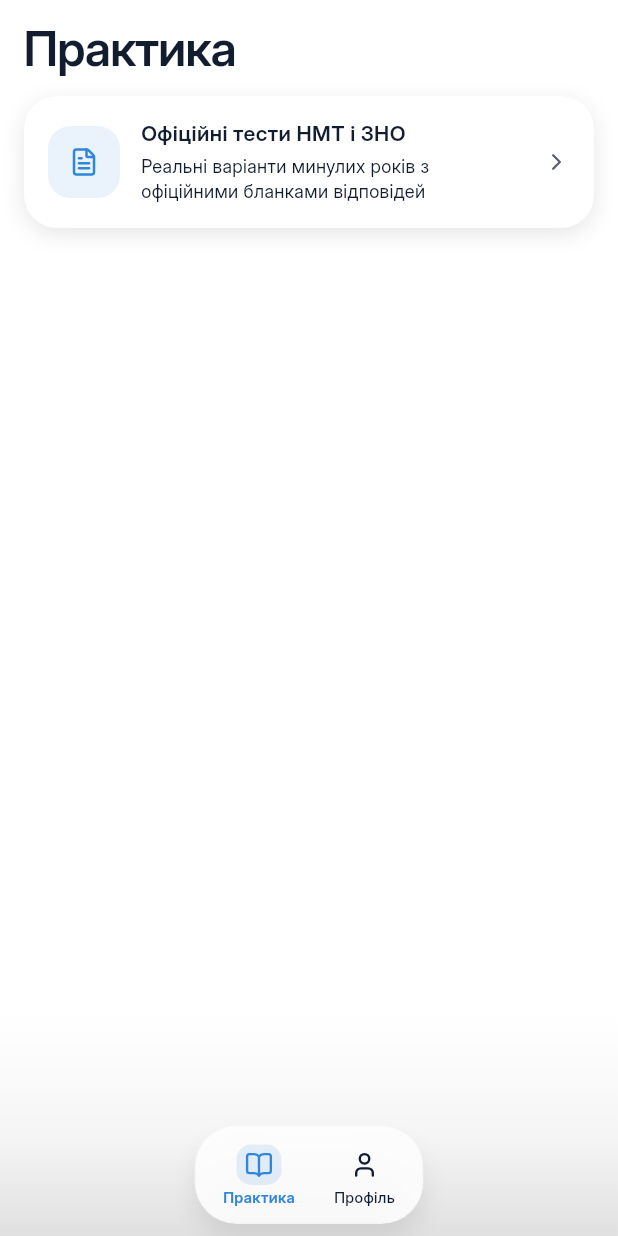
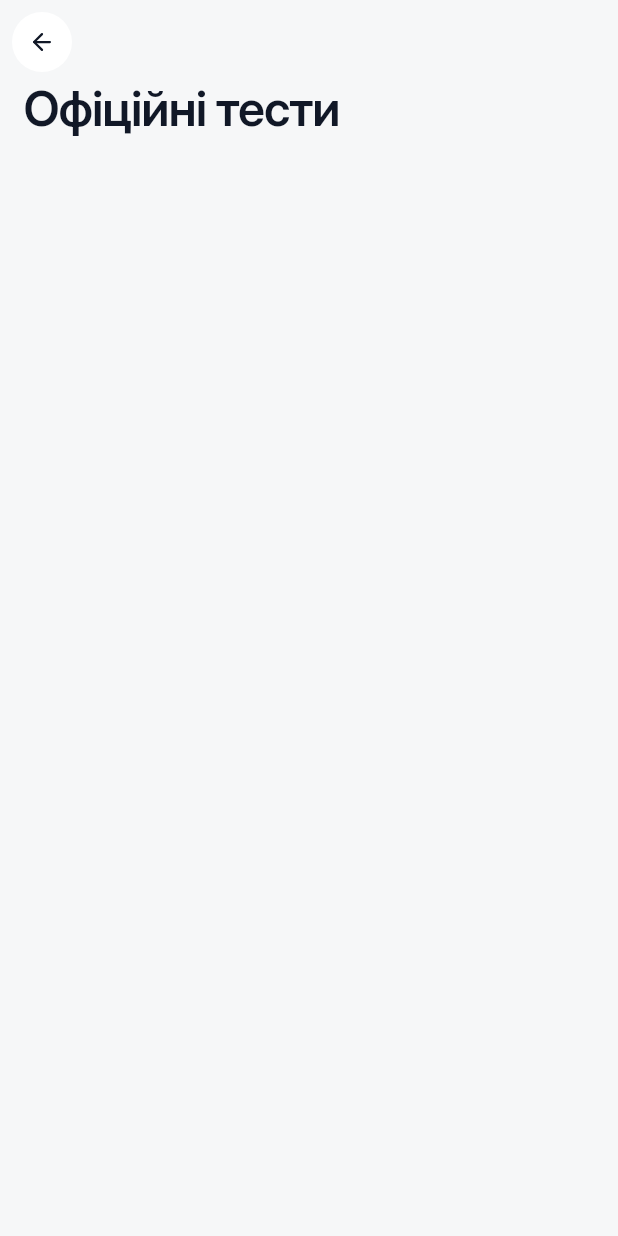
Before and after one commit to Misha-Kamskov/exam-prep-english, a Flutter app: the screen it shows after launch, after a tap on "Офіційні тести НМТ і ЗНО", on a phone screen of 412 x 824 dp. Run offline on Flutter 3.47's test engine with Material 3 defaults, Android fonts, the phone set to English and light mode, and no system bars; our stand-ins replace auto_route, get_it, lucide_icons_flutter, talker_flutter.

Commit message:
feat: add official tests navigation and refactor app theme

```diff
--- a/lib/app/app.dart
+++ b/lib/app/app.dart
@@ -13,9 +13,15 @@ class App extends StatelessWidget {
   Widget build(BuildContext context) {
     return MaterialApp.router(
       theme: AppTheme.light,
-      darkTheme: AppTheme.light,
+      darkTheme: AppTheme.dark,
       debugShowCheckedModeBanner: false,
       routerConfig: _appRouter.config(),
+      builder: (context, child) {
+        return ColoredBox(
+          color: Theme.of(context).scaffoldBackgroundColor,
+          child: child!,
+        );
+      },
     );
   }
 }
--- a/lib/app/router/app_router.dart
+++ b/lib/app/router/app_router.dart
@@ -1,4 +1,6 @@
 import 'package:auto_route/auto_route.dart';
+import 'package:exam_prep_english/features/practice/modes/official_tests/presentation/official_tests_screen.dart';
+import 'package:flutter/cupertino.dart';
 
 import '../../features/main/presentation/screens/main_screen.dart';
 import '../../features/practice/presentation/screens/practice_screen.dart';
@@ -8,6 +10,22 @@ part 'app_router.gr.dart';
 
 @AutoRouterConfig(replaceInRouteName: 'Screen,Route')
 class AppRouter extends RootStackRouter {
+
+  @override
+  RouteType get defaultRouteType => RouteType.custom(
+    duration: const Duration(milliseconds: 300),
+    reverseDuration: const Duration(milliseconds: 200),
+    transitionsBuilder: (context, animation, secondaryAnimation, child) {
+      return FadeTransition(
+        opacity: CurvedAnimation(
+          parent: animation,
+          curve: Curves.easeOutCubic,
+        ),
+        child: child,
+      );
+    },
+  );
+
   @override
   List<AutoRoute> get routes => [
     AutoRoute(
@@ -15,9 +33,20 @@ class AppRouter extends RootStackRouter {
       path: '/',
       initial: true,
       children: [
-        AutoRoute(page: PracticeRoute.page, path: 'practice', initial: true),
-        AutoRoute(page: ProfileRoute.page, path: 'profile'),
+        AutoRoute(
+          page: PracticeRoute.page,
+          path: 'practice',
+          initial: true,
+        ),
+        AutoRoute(
+          page: ProfileRoute.page,
+          path: 'profile',
+        ),
       ],
+    ),
+    AutoRoute(
+      page: OfficialTestsRoute.page,
+      path: '/official_tests',
     ),
   ];
 }
--- a/lib/app/theme/app_colors.dart
+++ b/lib/app/theme/app_colors.dart
@@ -2,93 +2,25 @@
 import 'package:flutter/material.dart';
 
 abstract final class AppColors {
-  // Light theme
-  static const Color backgroundLight = Color(0xFFF6F7F9);
-  static const Color foregroundLight = Color(0xFF121D30);
+  static const Color backgroundLight = Color(0xFFF6F7F8);
+  static const Color foregroundLight = Color(0xFF111827);
+  static const Color cardLight = Color(0xFFFFFFFF);
 
-  static const Color cardLight = Color(0xFFFFFFFF);
-  static const Color cardForegroundLight = Color(0xFF121D30);
+  static const Color primaryLight = Color(0xFF2563EB);
+  static const Color primaryForegroundLight = Color(0xFFFFFFFF);
 
-  static const Color popoverLight = Color(0xFFFFFFFF);
+  static const Color secondaryLight = Color(0xFFF1F5F9);
+  static const Color borderLight = Color(0xFFE5E7EB);
+  static const Color mutedForegroundLight = Color(0xFF71717A);
 
-  static const Color primaryLight = Color(0xFF3086D9);
-  static const Color primaryForegroundLight = Color(0xFFFFFFFF);
-  static const Color primaryDeepLight = Color(0xFF2167AB);
-  static const Color primarySoftLight = Color(0xFFE5F3FC);
+  static const Color backgroundDark = Color(0xFF18202C);
+  static const Color foregroundDark = Color(0xFFF1F5F9);
+  static const Color cardDark = Color(0xFF202A38);
 
-  static const Color secondaryLight = Color(0xFFEDEFF2);
-  static const Color secondaryForegroundLight = Color(0xFF293443);
+  static const Color primaryDark = Color(0xFF7DD3FC);
+  static const Color primaryForegroundDark = Color(0xFF0F172A);
 
-  static const Color mutedLight = Color(0xFFEDEFF2);
-  static const Color mutedForegroundLight = Color(0xFF707783);
-
-  static const Color accentLight = Color(0xFFE3F3FC);
-  static const Color accentForegroundLight = Color(0xFF1876B9);
-
-  static const Color destructiveLight = Color(0xFFEF4444);
-  static const Color successLight = Color(0xFF10B981);
-  static const Color warningLight = Color(0xFFF2A000);
-
-  static const Color borderLight = Color(0xFFE7E9ED);
-  static const Color inputLight = Color(0xFFE7E9ED);
-
-  static const Color inkLight = Color(0xFF121A27);
-  static const Color inkSoftLight = Color(0xFF1D2C40);
-  static const Color inkForegroundLight = Color(0xFFF5F8FC);
-
-  // Dark theme
-  static const Color backgroundDark = Color(0xFF182535);
-  static const Color foregroundDark = Color(0xFFE9EEF5);
-
-  static const Color cardDark = Color(0xFF203043);
-  static const Color cardForegroundDark = Color(0xFFE9EEF5);
-
-  static const Color popoverDark = Color(0xFF24364B);
-
-  static const Color primaryDark = Color(0xFF6BB9EF);
-  static const Color primaryForegroundDark = Color(0xFF121F30);
-  static const Color primaryDeepDark = Color(0xFF8BC9F2);
-  static const Color primarySoftDark = Color(0xFF293F52);
-
-  static const Color secondaryDark = Color(0xFF29394C);
-  static const Color secondaryForegroundDark = Color(0xFFDCE5EF);
-
-  static const Color mutedDark = Color(0xFF29394C);
-  static const Color mutedForegroundDark = Color(0xFFA0AFBF);
-
-  static const Color accentDark = Color(0xFF304154);
-  static const Color accentForegroundDark = Color(0xFF9ACFF2);
-
-  static const Color destructiveDark = Color(0xFFEC6262);
-  static const Color successDark = Color(0xFF3BCB9B);
-  static const Color warningDark = Color(0xFFF5B942);
-
-  static const Color borderDark = Color(0xFF33465A);
-  static const Color inputDark = Color(0xFF33465A);
-
-  static const Color inkDark = Color(0xFF131F2B);
-  static const Color inkSoftDark = Color(0xFF243447);
-  static const Color inkForegroundDark = Color(0xFFEAF0F7);
-
-  // Hero surfaces
-  static const Color heroFromLight = Color(0xFF192737);
-  static const Color heroToLight = Color(0xFF25384E);
-  static const Color heroShadowLight = Color(0xFF101B2A);
-
-  static const Color heroFromDark = Color(0xFF1B2A3C);
-  static const Color heroToDark = Color(0xFF283B50);
-  static const Color heroShadowDark = Color(0xFF050A10);
-
-  // Chart colors
-  static const Color chart1Light = Color(0xFF3086D9);
-  static const Color chart2Light = Color(0xFF69B9F4);
-  static const Color chart3Light = Color(0xFF10B981);
-  static const Color chart4Light = Color(0xFFF2A000);
-  static const Color chart5Light = Color(0xFFEF4444);
-
-  static const Color chart1Dark = Color(0xFF6BB9EF);
-  static const Color chart2Dark = Color(0xFF53B4E8);
-  static const Color chart3Dark = Color(0xFF3BCB9B);
-  static const Color chart4Dark = Color(0xFFF5B942);
-  static const Color chart5Dark = Color(0xFFEC6262);
+  static const Color secondaryDark = Color(0xFF273548);
+  static const Color borderDark = Color(0xFF303E50);
+  static const Color mutedForegroundDark = Color(0xFF94A3B8);
 }
--- a/lib/app/theme/app_theme.dart
+++ b/lib/app/theme/app_theme.dart
@@ -1,64 +1,33 @@
-
 import 'package:flutter/material.dart';
 
 import 'app_colors.dart';
 import 'app_typography.dart';
 
-
 abstract final class AppTheme {
-  static ThemeData get light => _buildLightTheme();
-
-  static ThemeData get dark => _buildDarkTheme();
-
-  static ThemeData _buildLightTheme() {
-    const colorScheme = ColorScheme(
-      brightness: Brightness.light,
+  static ThemeData get light => ThemeData(
+    useMaterial3: true,
+    brightness: Brightness.light,
+    scaffoldBackgroundColor: AppColors.backgroundLight,
+    colorScheme: const ColorScheme.light(
+      surface: AppColors.cardLight,
+      onSurface: AppColors.foregroundLight,
       primary: AppColors.primaryLight,
       onPrimary: AppColors.primaryForegroundLight,
-      secondary: AppColors.secondaryLight,
-      onSecondary: AppColors.secondaryForegroundLight,
-      error: AppColors.destructiveLight,
-      onError: Colors.white,
-      surface: AppColors.cardLight,
-      onSurface: AppColors.foregroundLight,
       outline: AppColors.borderLight,
-    );
+    ),
+  );
 
-    return _buildTheme(
-      colorScheme: colorScheme,
-      background: AppColors.backgroundLight,
-    );
-  }
-
-  static ThemeData _buildDarkTheme() {
-    const colorScheme = ColorScheme(
-      brightness: Brightness.dark,
+  static ThemeData get dark => ThemeData(
+    useMaterial3: true,
+    brightness: Brightness.dark,
+    scaffoldBackgroundColor: AppColors.backgroundDark,
+    canvasColor: AppColors.backgroundDark,
+    colorScheme: const ColorScheme.dark(
+      surface: AppColors.cardDark,
+      onSurface: AppColors.foregroundDark,
       primary: AppColors.primaryDark,
       onPrimary: AppColors.primaryForegroundDark,
-      secondary: AppColors.secondaryDark,
-      onSecondary: AppColors.secondaryForegroundDark,
-      error: AppColors.destructiveDark,
-      onError: Colors.white,
-      surface: AppColors.cardDark,
-      onSurface: AppColors.foregroundDark,
       outline: AppColors.borderDark,
-    );
-
-    return _buildTheme(
-      colorScheme: colorScheme,
-      background: AppColors.backgroundDark,
-    );
-  }
-
-  static ThemeData _buildTheme({
-    required ColorScheme colorScheme,
-    required Color background,
-  }) {
-    return ThemeData(
-      useMaterial3: true,
-      fontFamily: AppTypography.fontFamily,
-      colorScheme: colorScheme,
-      scaffoldBackgroundColor: background,
-    );
-  }
+    ),
+  );
 }
--- a/lib/features/main/presentation/screens/main_screen.dart
+++ b/lib/features/main/presentation/screens/main_screen.dart
@@ -12,7 +12,6 @@ class MainScreen extends StatelessWidget {
   @override
   Widget build(BuildContext context) {
     final theme = Theme.of(context);
-    final colors = theme.colorScheme;
     final isDark = theme.brightness == Brightness.dark;
 
     return AnnotatedRegion<SystemUiOverlayStyle>(
@@ -34,7 +33,7 @@ class MainScreen extends StatelessWidget {
           final bottomInset = MediaQuery.viewPaddingOf(context).bottom;
 
           return Scaffold(
-            backgroundColor: colors.surface,
+            backgroundColor: theme.scaffoldBackgroundColor,
             body: Stack(
               children: [
                 Positioned.fill(child: child),
--- /dev/null
+++ b/lib/features/practice/modes/official_tests/presentation/official_tests_screen.dart
@@ -0,0 +1,77 @@
+import 'package:auto_route/annotations.dart';
+import 'package:auto_route/auto_route.dart';
+import 'package:flutter/material.dart';
+import 'package:flutter/services.dart';
+import 'package:lucide_icons_flutter/lucide_icons.dart';
+
+import '../../../../../app/theme/app_typography.dart';
+
+@RoutePage()
+class OfficialTestsScreen extends StatelessWidget {
+  const OfficialTestsScreen({super.key});
+
+  @override
+  Widget build(BuildContext context) {
+    final theme = Theme.of(context);
+    final colors = theme.colorScheme;
+    final isDark = theme.brightness == Brightness.dark;
+
+    return AnnotatedRegion<SystemUiOverlayStyle>(
+      value: SystemUiOverlayStyle(
+        statusBarColor: Colors.transparent,
+        statusBarIconBrightness: isDark ? Brightness.light : Brightness.dark,
+        systemNavigationBarColor: Colors.transparent,
+        systemNavigationBarDividerColor: Colors.transparent,
+        systemNavigationBarIconBrightness: isDark
+            ? Brightness.light
+            : Brightness.dark,
+        systemNavigationBarContrastEnforced: false,
+        systemStatusBarContrastEnforced: false,
+      ),
+      child: Scaffold(
+        backgroundColor: theme.scaffoldBackgroundColor,
+        appBar: AppBar(
+          backgroundColor: theme.scaffoldBackgroundColor,
+          elevation: 0,
+          leading: Center(
+            child: Container(
+              height: 40,
+              width: 40,
+              decoration: BoxDecoration(
+                color: colors.surface,
+                shape: BoxShape.circle,
+              ),
+              child: IconButton(
+                padding: EdgeInsets.zero,
+                icon: Icon(
+                  LucideIcons.arrowLeft,
+                  color: colors.onSurface,
+                  size: 18,
+                ),
+                onPressed: () => context.router.pop(),
+              ),
+            ),
+          ),
+        ),
+        body: SafeArea(
+          child: Padding(
+            padding: const EdgeInsets.fromLTRB(16, 0, 16, 100),
+            child: Column(
+              crossAxisAlignment: CrossAxisAlignment.start,
+              children: [
+                Text(
+                  'Офіційні тести',
+                  style: AppTypography.pageTitle.copyWith(
+                    color: colors.onSurface,
+                    fontSize: 32,
+                  ),
+                ),
+                const SizedBox(height: 16),
+              ],
+            ),
+          ),
+        ),
+      ),
+    );
+  }
+}
--- a/lib/features/practice/presentation/screens/practice_screen.dart
+++ b/lib/features/practice/presentation/screens/practice_screen.dart
@@ -1,4 +1,5 @@
 import 'package:auto_route/auto_route.dart';
+import 'package:exam_prep_english/app/router/app_router.dart';
 import 'package:exam_prep_english/features/practice/presentation/widgets/practice_mode_card.dart';
 import 'package:flutter/material.dart';
 import 'package:lucide_icons_flutter/lucide_icons.dart';
@@ -13,11 +14,10 @@ class PracticeScreen extends StatelessWidget {
   Widget build(BuildContext context) {
     final theme = Theme.of(context);
     final colors = theme.colorScheme;
-    final textTheme = theme.textTheme;
 
     return SafeArea(
       child: ColoredBox(
-        color: colors.surface,
+        color: theme.scaffoldBackgroundColor,
         child: SingleChildScrollView(
           padding: const EdgeInsets.fromLTRB(16, 16, 16, 100),
           child: Column(
@@ -27,21 +27,18 @@ class PracticeScreen extends StatelessWidget {
                 'Практика',
                 style: AppTypography.pageTitle.copyWith(
                   color: colors.onSurface,
-                  fontSize: 32
+                  fontSize: 32,
                 ),
               ),
-
               const SizedBox(height: 16),
-
               PracticeModeCard(
-                onClick: () {},
+                onClick: () {
+                  context.router.push(const OfficialTestsRoute());
+                },
                 icon: LucideIcons.fileText,
                 title: 'Офіційні тести НМТ і ЗНО',
                 description: 'Реальні варіанти минулих років з офіційними бланками відповідей',
               ),
-
-              const SizedBox(height: 10),
-
             ],
           ),
         ),
--- a/lib/features/profile/presentation/screens/profile_screen.dart
+++ b/lib/features/profile/presentation/screens/profile_screen.dart
@@ -8,10 +8,12 @@ class ProfileScreen extends StatelessWidget {
   @override
   Widget build(BuildContext context) {
     final theme = Theme.of(context);
-    final colors = theme.colorScheme;
 
     return SafeArea(
-      child: ColoredBox(color: colors.surface, child: Center()),
+      child: ColoredBox(
+        color: theme.scaffoldBackgroundColor,
+        child: const Center(),
+      ),
     );
   }
 }
```
Also changed, not shown: lib/app/router/app_router.gr.dart.
